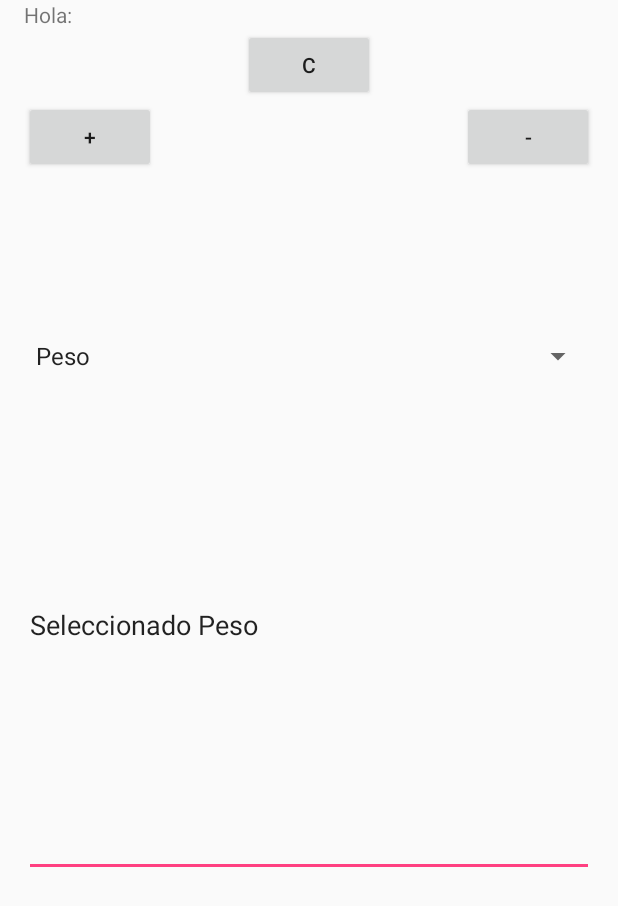
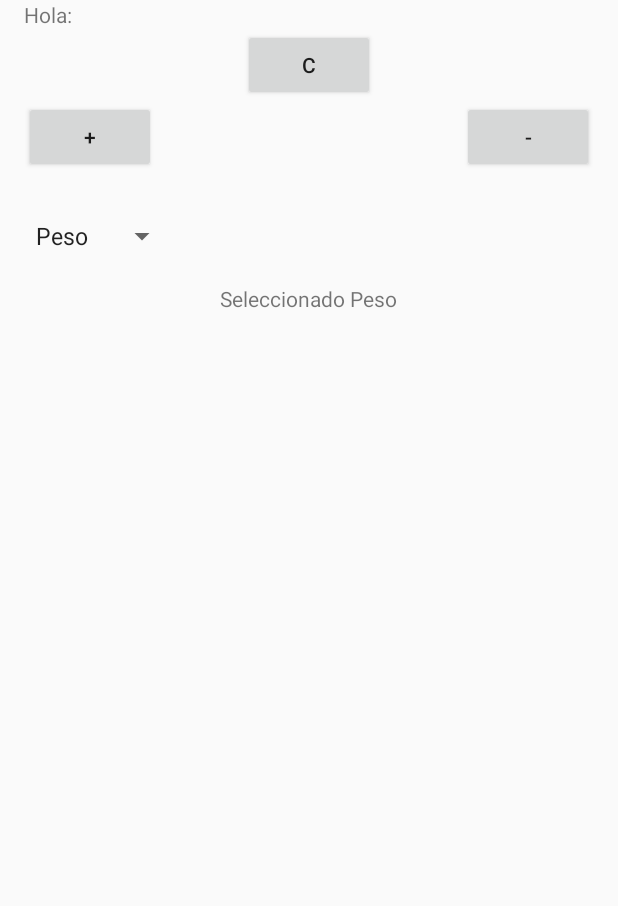
Before and after one commit to comejia/Cursos, an Android app: the Configuracion screen opened directly, with no data from a screen before it, on a phone screen of 412 x 824 dp. Shown: the top 906 px of the screen. Run offline under Robolectric (Android 15) with nearby library versions, the phone set to English and light mode, and no system bars.

Commit message:
Continuar proyecto en Windows

```diff
--- a/Android/Apps/app/src/main/java/com/cmejia/minipi/Configuracion.java
+++ b/Android/Apps/app/src/main/java/com/cmejia/minipi/Configuracion.java
@@ -24,7 +24,7 @@ public class Configuracion extends AppCompatActivity {
     public String bufDatoUsuario;
 
 
-    public EditText debug;
+    public TextView debug;
 
     @Override
     protected void onCreate(Bundle savedInstanceState) {
@@ -70,7 +70,7 @@ public class Configuracion extends AppCompatActivity {
         });
 
 
-        debug = (EditText)findViewById(R.id.debug);
+        debug = (TextView)findViewById(R.id.debug);
 
 
         // Creacion del adaptador con los strings desde el xml
--- a/Android/Apps/app/src/main/res/layout/activity_configuracion.xml
+++ b/Android/Apps/app/src/main/res/layout/activity_configuracion.xml
@@ -45,24 +45,18 @@
 
     <Spinner
         android:id="@+id/spinner_data"
-        android:layout_width="fill_parent"
+        android:layout_width="wrap_content"
         android:layout_height="wrap_content"
         android:layout_below="@id/boton_decrementar"
-        android:layout_alignParentStart="true"
         android:layout_alignParentLeft="true"
-        android:layout_alignParentTop="true"
-        android:layout_marginTop="225dp" />
+        android:layout_marginTop="30dp" />
 
-    <EditText
+    <TextView
         android:id="@+id/debug"
-        android:layout_width="match_parent"
+        android:layout_width="wrap_content"
         android:layout_height="wrap_content"
         android:layout_below="@id/spinner_data"
-        android:layout_alignParentBottom="true"
-        android:layout_centerHorizontal="true"
-        android:layout_marginBottom="239dp"
-        android:ems="10"
-        android:inputType="textPersonName"
-        android:text="Debug" />
+        android:layout_centerInParent="true"
+        android:layout_marginTop="20dp" />
 
 </RelativeLayout>
```
